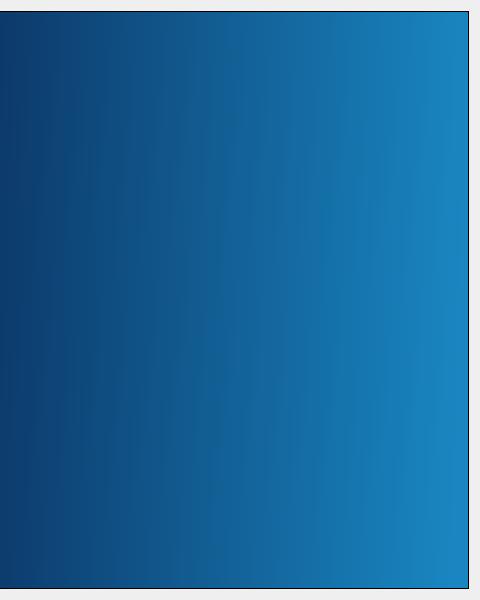
AeroQuad/AeroQuadConfiguratorPyQt, file subpanel/vehicleStatus/vehicleStatusWindow.ui: the form before one commit; both pictures show x 320 to 800 and y 0 to 600 of the 800 by 600 pixel window.
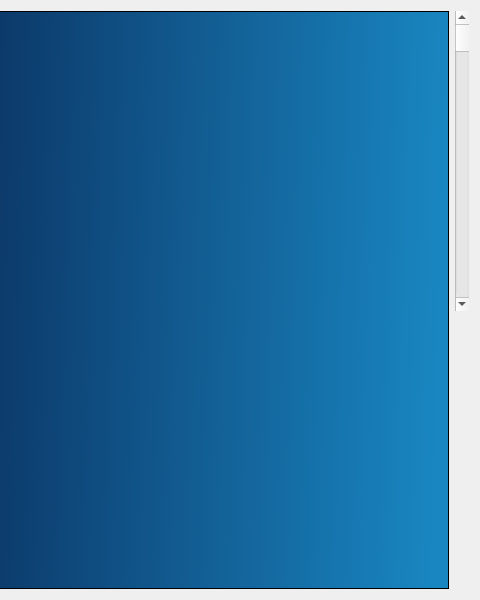
The form after the commit.

Commit message: preliminary motor gauge class under design

The edit to the form file:
```diff
--- a/subpanel/vehicleStatus/vehicleStatusWindow.ui
+++ b/subpanel/vehicleStatus/vehicleStatusWindow.ui
@@ -124,6 +124,13 @@
      </property>
     </widget>
    </item>
+   <item row="0" column="3">
+    <widget class="QScrollBar" name="verticalScrollBar">
+     <property name="orientation">
+      <enum>Qt::Vertical</enum>
+     </property>
+    </widget>
+   </item>
   </layout>
  </widget>
  <resources/>
```
The commit also changes 4 other files.
